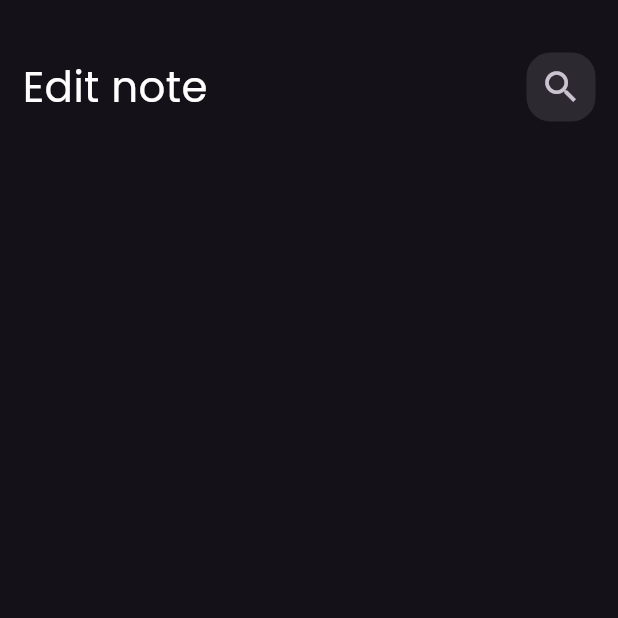
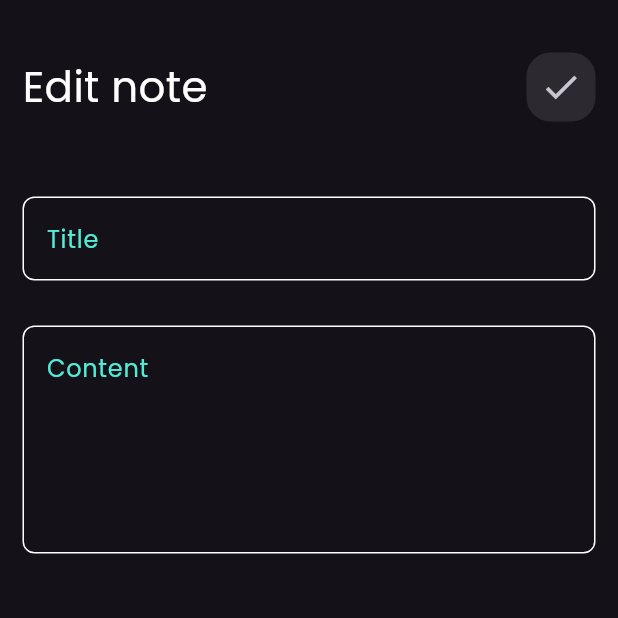
Before and after one commit to minasalah555/notes_app, a Flutter app: the screen it shows after launch, after a tap on "Flutter tips", on a phone screen of 412 x 824 dp, the top half of it. Run offline on Flutter 3.47's test engine with Material 3 defaults, Android fonts, the phone set to English and light mode, and no system bars; our stand-ins replace font_awesome_flutter.

Commit message:
finish edit note view

```diff
--- a/lib/main.dart
+++ b/lib/main.dart
@@ -1,5 +1,5 @@
 import 'package:flutter/material.dart';
-import 'package:notes_app/views/edit_note.dart';
+import 'package:notes_app/views/edit_note_view.dart';
 import 'package:notes_app/views/notes_view.dart';
 
 void main() {
@@ -14,7 +14,7 @@ class NotesApp extends StatelessWidget {
     return MaterialApp(
       routes: {
         NotesView.id: (context) => NotesView(),
-        EditNote.id: (context) => EditNote(),
+        EditNoteView.id: (context) => EditNoteView(),
       },
       debugShowCheckedModeBanner: false,
       theme: ThemeData(
--- a/lib/views/edit_note.dart
+++ b/lib/views/edit_note_view.dart
@@ -1,8 +1,8 @@
 import 'package:flutter/material.dart';
 import 'package:notes_app/views/widgets/edit_view_body.dart';
 
-class EditNote extends StatelessWidget {
-  const EditNote({super.key});
+class EditNoteView extends StatelessWidget {
+  const EditNoteView({super.key});
   static String id = 'EditNote';
   @override
   Widget build(BuildContext context) {
--- a/lib/views/widgets/custom_app_bar.dart
+++ b/lib/views/widgets/custom_app_bar.dart
@@ -2,8 +2,9 @@ import 'package:flutter/material.dart';
 import 'package:notes_app/views/widgets/custom_search_icon.dart';
 
 class CustomAppBar extends StatelessWidget {
-  const CustomAppBar({super.key, required this.title});
+  const CustomAppBar({super.key, required this.title, required this.icon});
   final String title;
+  final IconData icon;
   @override
   Widget build(BuildContext context) {
     return Padding(
@@ -12,7 +13,7 @@ class CustomAppBar extends StatelessWidget {
         children: [
           Text(title, style: TextStyle(color: Colors.white, fontSize: 28)),
           const Spacer(),
-          CustomSearchIcon(),
+          CustomSearchIcon(icon: icon),
         ],
       ),
     );
--- a/lib/views/widgets/custom_search_icon.dart
+++ b/lib/views/widgets/custom_search_icon.dart
@@ -1,8 +1,8 @@
 import 'package:flutter/material.dart';
 
 class CustomSearchIcon extends StatelessWidget {
-  CustomSearchIcon({super.key});
-
+  const CustomSearchIcon({super.key, required this.icon});
+  final IconData icon;
   @override
   Widget build(BuildContext context) {
     return Container(
@@ -12,10 +12,7 @@ class CustomSearchIcon extends StatelessWidget {
         color: Colors.white.withOpacity(0.1),
         borderRadius: BorderRadius.circular(16),
       ),
-      child: IconButton(
-        onPressed: () {},
-        icon: const Icon(Icons.search, size: 28),
-      ),
+      child: IconButton(onPressed: () {}, icon: Icon(icon, size: 28)),
     );
   }
 }
--- a/lib/views/widgets/edit_view_body.dart
+++ b/lib/views/widgets/edit_view_body.dart
@@ -1,5 +1,6 @@
 import 'package:flutter/material.dart';
 import 'package:notes_app/views/widgets/custom_app_bar.dart';
+import 'package:notes_app/views/widgets/custom_text_field.dart';
 
 class BodyEditNote extends StatelessWidget {
   const BodyEditNote({super.key});
@@ -8,7 +9,15 @@ class BodyEditNote extends StatelessWidget {
   Widget build(BuildContext context) {
     return Padding(
       padding: const EdgeInsets.symmetric(horizontal: 15),
-      child: Column(children: [CustomAppBar(title: 'Edit note')]),
+      child: Column(
+        children: [
+          CustomAppBar(title: 'Edit note', icon: Icons.check),
+          SizedBox(height: 50),
+          CustomTextField(title: 'Title', maxLines: 1),
+          SizedBox(height: 30),
+          CustomTextField(title: 'Content', maxLines: 5),
+        ],
+      ),
     );
   }
 }
--- a/lib/views/widgets/item_notes.dart
+++ b/lib/views/widgets/item_notes.dart
@@ -1,6 +1,6 @@
 import 'package:flutter/material.dart';
 import 'package:font_awesome_flutter/font_awesome_flutter.dart';
-import 'package:notes_app/views/edit_note.dart';
+import 'package:notes_app/views/edit_note_view.dart';
 
 class CustomItemNotes extends StatelessWidget {
   const CustomItemNotes({super.key, required this.color});
@@ -9,7 +9,7 @@ class CustomItemNotes extends StatelessWidget {
   Widget build(BuildContext context) {
     return GestureDetector(
       onTap: () {
-        Navigator.pushNamed(context, EditNote.id);
+        Navigator.pushNamed(context, EditNoteView.id);
       },
       child: Container(
         padding: EdgeInsets.only(top: 24, bottom: 24, left: 16),
--- a/lib/views/widgets/notes_view_body.dart
+++ b/lib/views/widgets/notes_view_body.dart
@@ -10,7 +10,10 @@ class NotesViewBody extends StatelessWidget {
     return Padding(
       padding: const EdgeInsets.symmetric(horizontal: 15),
       child: const Column(
-        children: [CustomAppBar(title: 'Notes'), CustomItemNotesList()],
+        children: [
+          CustomAppBar(title: 'Notes', icon: Icons.search),
+          CustomItemNotesList(),
+        ],
       ),
     );
   }
```
